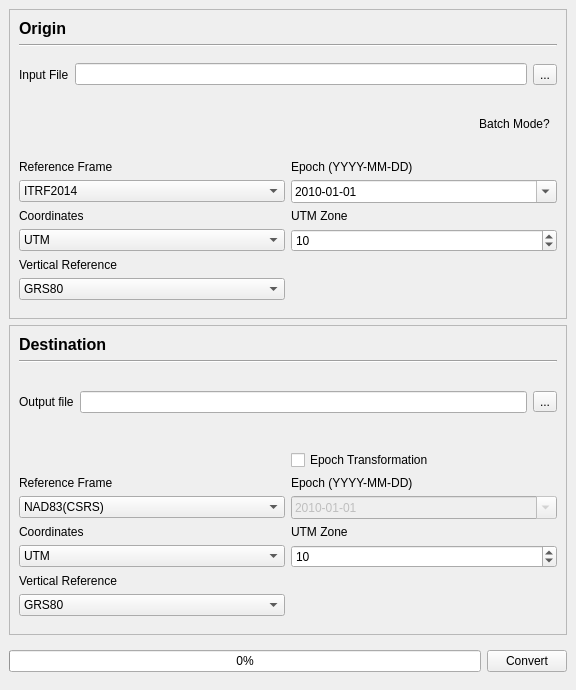
The window that las_trx/resources/mainwindow.ui (HakaiInstitute/LAS-TRX) describes before a commit, drawn with Qt 5.
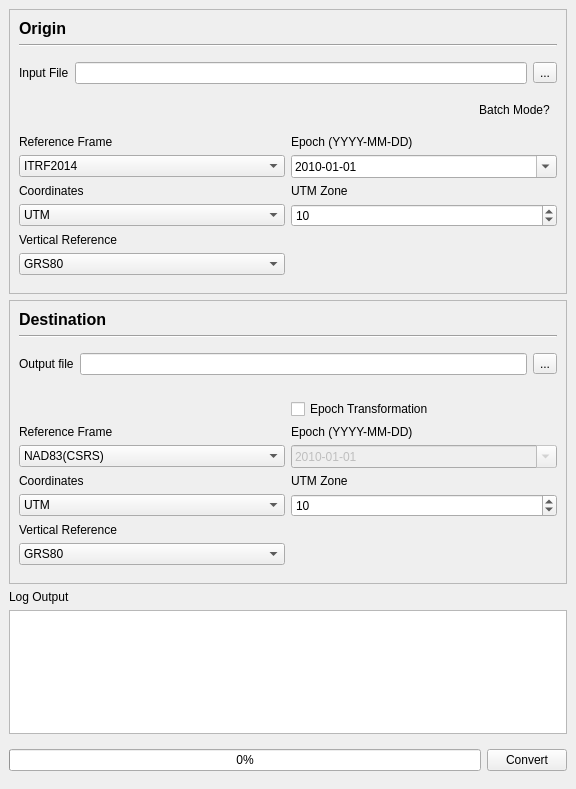
The same window after the commit.

The edit to the form file:
```diff
--- a/las_trx/resources/mainwindow.ui
+++ b/las_trx/resources/mainwindow.ui
@@ -7,7 +7,7 @@
     <x>0</x>
     <y>0</y>
     <width>576</width>
-    <height>690</height>
+    <height>789</height>
    </rect>
   </property>
   <property name="windowTitle">
@@ -273,7 +273,7 @@
               <second>59</second>
               <year>9998</year>
               <month>1</month>
-              <day>8</day>
+              <day>9</day>
              </datetime>
             </property>
             <property name="displayFormat">
@@ -680,6 +680,20 @@
       </layout>
      </widget>
     </item>
+    <item>
+     <widget class="QLabel" name="label_log_output">
+      <property name="text">
+       <string>Log Output</string>
+      </property>
+     </widget>
+    </item>
+    <item>
+     <widget class="QTextBrowser" name="textBrowser_log_output">
+      <property name="frameShadow">
+       <enum>QFrame::Sunken</enum>
+      </property>
+     </widget>
+    </item>
     <item>
      <widget class="QWidget" name="widget_actions" native="true">
       <property name="sizePolicy">
```
